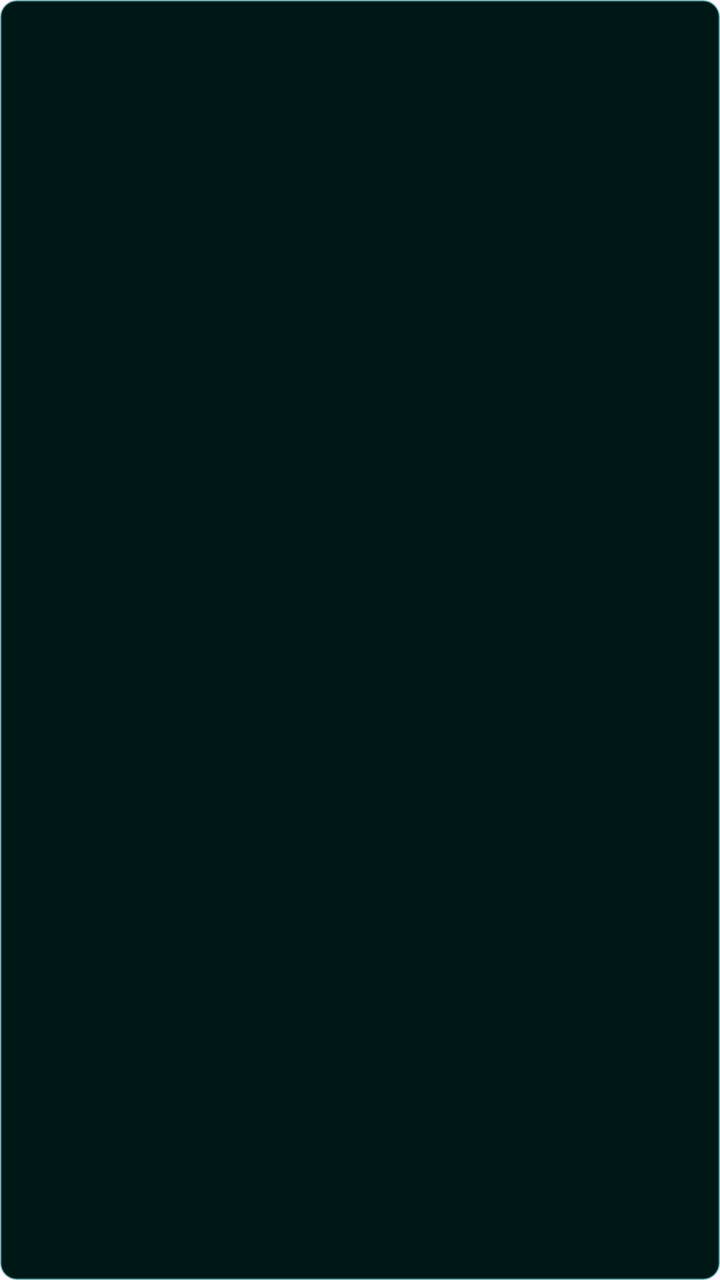
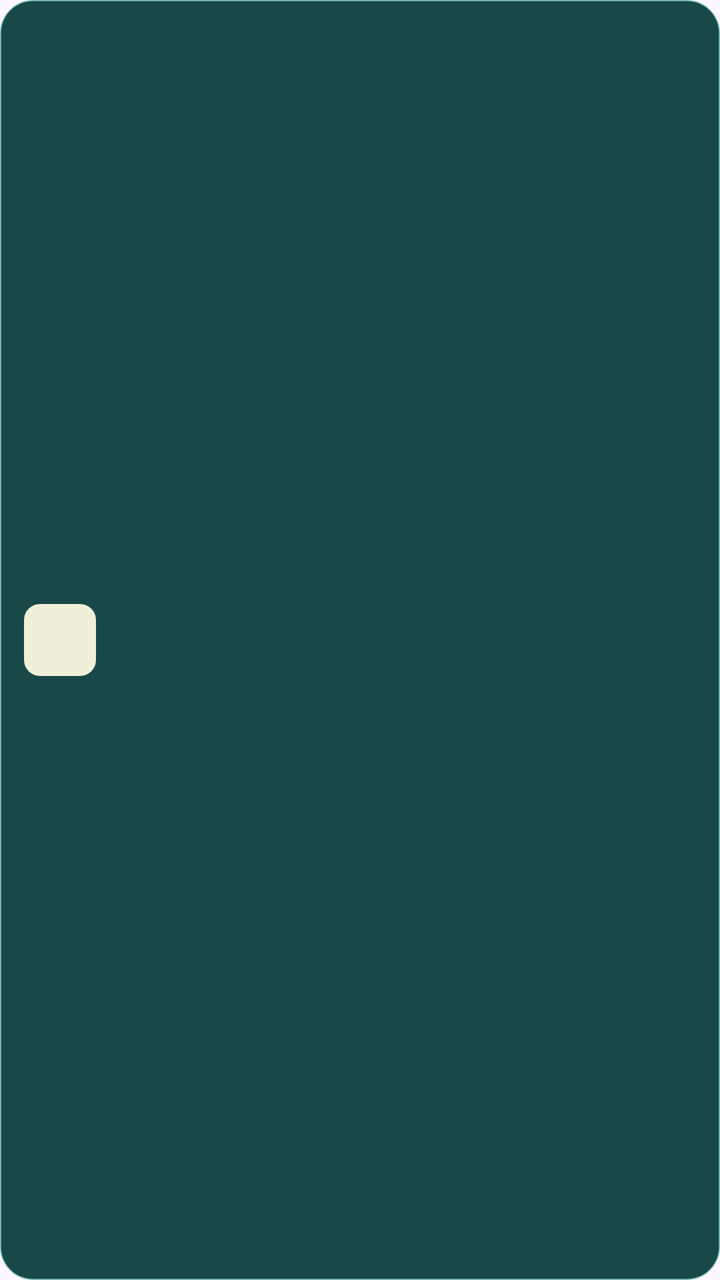

Two renders of the same Android screen: before a commit and after it. Below are the layout's source before the change and the commit's diff.
<!-- AndroidManifest.xml: application theme Theme.SensoresB1 -->
<!-- res/layout/item_historico.xml -->
<?xml version="1.0" encoding="utf-8"?>
<LinearLayout xmlns:android="http://schemas.android.com/apk/res/android"
    android:layout_width="match_parent"
    android:layout_height="wrap_content"
    android:layout_marginBottom="8dp"
    android:background="@drawable/fundo_caixa"
    android:orientation="vertical"
    android:padding="12dp">

    <TextView
        android:id="@+id/txtItemEvento"
        android:layout_width="match_parent"
        android:layout_height="wrap_content"
        android:textColor="@color/sandCream"
        android:textSize="15sp" />
</LinearLayout>
<!-- resources referenced by this layout -->
<resources>
  <color name="sandCream">#FFF0F0D8</color>
  <!-- drawable fundo_caixa (drawable) -->
  <?xml version="1.0" encoding="utf-8"?>
  <shape xmlns:android="http://schemas.android.com/apk/res/android"
      android:shape="rectangle">
      <solid android:color="@color/surfaceDim" />
      <stroke
          android:width="1dp"
          android:color="@color/bordaSuave" />
      <corners android:radius="8dp" />
  </shape>
  <style name="Theme.SensoresB1" parent="Base.Theme.SensoresB1" />
  <color name="surfaceDim">#FF001717</color>
  <color name="bordaSuave">#66007878</color>
  <style name="Base.Theme.SensoresB1" parent="Theme.Material3.DayNight.NoActionBar">
          
          
      </style>
</resources>

<!-- the commit's change to res/layout/item_historico.xml (unified diff, before → after) -->
@@ -1,16 +1,60 @@
 <?xml version="1.0" encoding="utf-8"?>
 <LinearLayout xmlns:android="http://schemas.android.com/apk/res/android"
+    xmlns:app="http://schemas.android.com/apk/res-auto"
     android:layout_width="match_parent"
     android:layout_height="wrap_content"
     android:layout_marginBottom="8dp"
-    android:background="@drawable/fundo_caixa"
-    android:orientation="vertical"
+    android:background="@drawable/fundo_botao_simular"
+    android:gravity="center_vertical"
+    android:orientation="horizontal"
     android:padding="12dp">
 
+    <FrameLayout
+        android:id="@+id/quadroItem"
+        android:layout_width="36dp"
+        android:layout_height="36dp"
+        android:background="@drawable/fundo_tipo">
+
+        <ImageView
+            android:id="@+id/iconeItem"
+            android:layout_width="20dp"
+            android:layout_height="20dp"
+            android:layout_gravity="center"
+            android:contentDescription="@string/historicoTitulo"
+            android:src="@drawable/ic_history"
+            app:tint="@color/sandCream" />
+    </FrameLayout>
+
+    <LinearLayout
+        android:layout_width="0dp"
+        android:layout_height="wrap_content"
+        android:layout_marginStart="10dp"
+        android:layout_weight="1"
+        android:orientation="vertical">
+
+        <TextView
+            android:id="@+id/txtItemTitulo"
+            android:layout_width="match_parent"
+            android:layout_height="wrap_content"
+            android:textColor="@color/sandCream"
+            android:textSize="15sp"
+            android:textStyle="bold" />
+
+        <TextView
+            android:id="@+id/txtItemDescricao"
+            android:layout_width="match_parent"
+            android:layout_height="wrap_content"
+            android:layout_marginTop="2dp"
+            android:textColor="@color/sandCream70"
+            android:textSize="13sp" />
+    </LinearLayout>
+
     <TextView
-        android:id="@+id/txtItemEvento"
-        android:layout_width="match_parent"
+        android:id="@+id/txtItemData"
+        android:layout_width="wrap_content"
         android:layout_height="wrap_content"
-        android:textColor="@color/sandCream"
-        android:textSize="15sp" />
+        android:layout_marginStart="8dp"
+        android:fontFamily="monospace"
+        android:textColor="@color/sandCream70"
+        android:textSize="11sp" />
 </LinearLayout>
<!-- resource entries referenced after the edit -->
@@ -1,18 +1,38 @@
 <!-- resources referenced by this layout -->
 <resources>
   <color name="sandCream">#FFF0F0D8</color>
-  <!-- drawable fundo_caixa (drawable) -->
+  <color name="sandCream70">#B3F0F0D8</color>
+  <!-- drawable fundo_botao_simular (drawable) -->
   <?xml version="1.0" encoding="utf-8"?>
   <shape xmlns:android="http://schemas.android.com/apk/res/android"
       android:shape="rectangle">
-      <solid android:color="@color/surfaceDim" />
+      <solid android:color="@color/deepForest" />
       <stroke
           android:width="1dp"
           android:color="@color/bordaSuave" />
+      <corners android:radius="16dp" />
+  </shape>
+  <!-- drawable fundo_tipo (drawable) -->
+  <?xml version="1.0" encoding="utf-8"?>
+  <shape xmlns:android="http://schemas.android.com/apk/res/android"
+      android:shape="rectangle">
+      <solid android:color="@color/sandCream" />
       <corners android:radius="8dp" />
   </shape>
+  <!-- drawable ic_history (drawable) -->
+  <?xml version="1.0" encoding="utf-8"?>
+  <vector xmlns:android="http://schemas.android.com/apk/res/android"
+      android:width="24dp"
+      android:height="24dp"
+      android:viewportWidth="24"
+      android:viewportHeight="24">
+      <path
+          android:fillColor="#FFFFFFFF"
+          android:pathData="M13,3 c-4.97,0 -9,4.03 -9,9 H1 l3.89,3.89 0.07,0.14 L9,12 H6 c0,-3.87 3.13,-7 7,-7 s7,3.13 7,7 -3.13,7 -7,7 c-1.93,0 -3.68,-0.79 -4.94,-2.06 l-1.42,1.42 C8.27,19.99 10.51,21 13,21 c4.97,0 9,-4.03 9,-9 s-4.03,-9 -9,-9 Z M12,8 v5 l4.28,2.54 0.72,-1.21 -3.5,-2.08 V8 H12 Z" />
+  </vector>
+  <string name="historicoTitulo">Historico de eventos</string>
   <style name="Theme.SensoresB1" parent="Base.Theme.SensoresB1" />
-  <color name="surfaceDim">#FF001717</color>
+  <color name="deepForest">#FF184848</color>
   <color name="bordaSuave">#66007878</color>
   <style name="Base.Theme.SensoresB1" parent="Theme.Material3.DayNight.NoActionBar">
           
